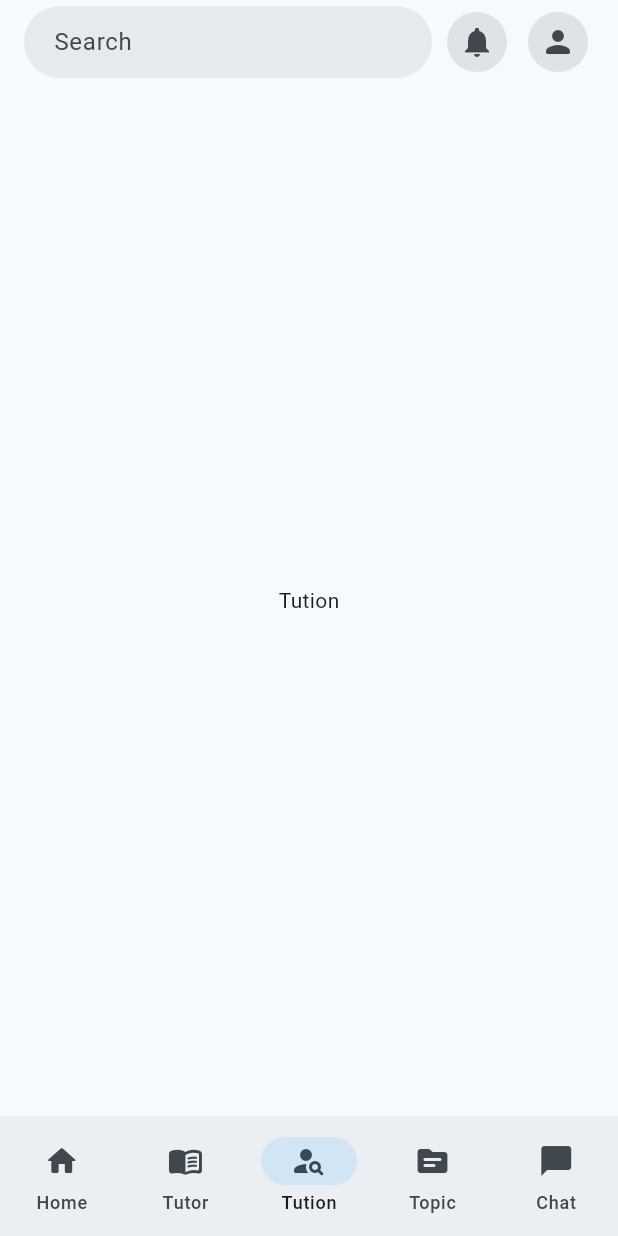
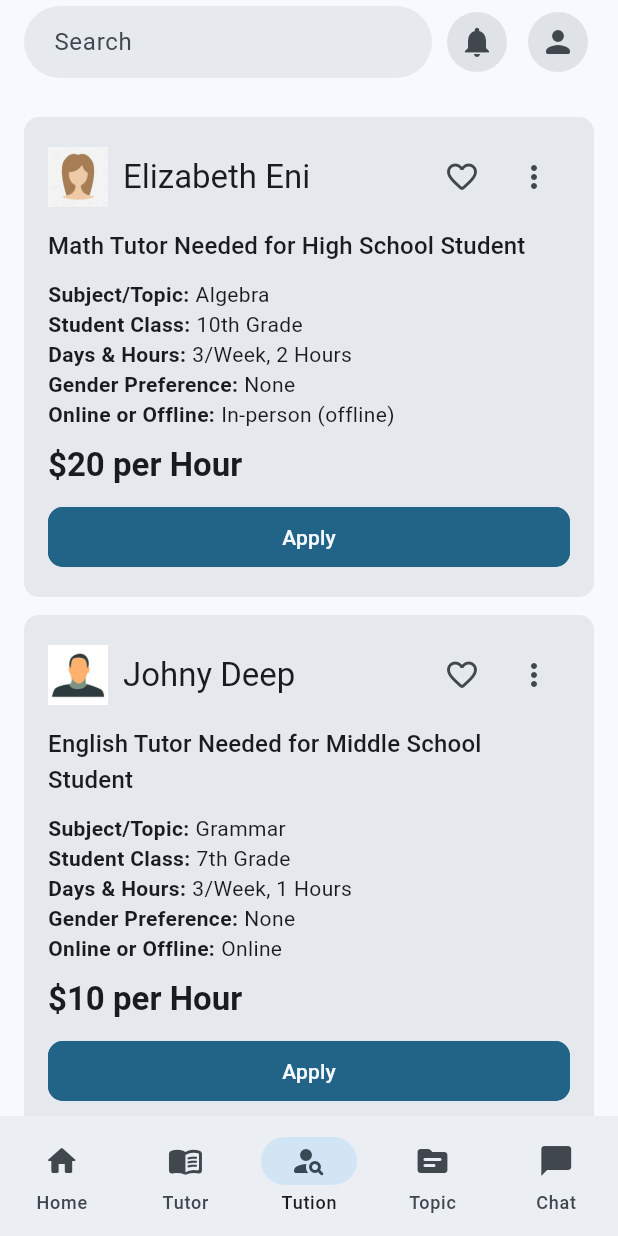
Before and after one commit to ShojolAhmed/tutor_app, a Flutter app: the screen it shows after launch, item 3 of the bottom bar chosen, on a phone screen of 412 x 824 dp. Run offline on Flutter 3.47's test engine with Material 3 defaults, Android fonts, the phone set to English and light mode, and no system bars.

Commit message:
feat: add all ui elements to tution screen

```diff
--- a/lib/screens/tution_screen.dart
+++ b/lib/screens/tution_screen.dart
@@ -1,10 +1,83 @@
 import 'package:flutter/material.dart';
+import 'package:tutor_app/widgets/tution/tution_card.dart';
 
 class TutionScreen extends StatelessWidget {
   const TutionScreen({super.key});
 
   @override
   Widget build(BuildContext context) {
-    return const Center(child: Text('Tution'));
+    return ListView(
+      padding: const EdgeInsets.all(16),
+      children: const [
+        TutionCard(
+          imageAddress: 'assets/images/person_2.jpeg',
+          name: 'Elizabeth Eni',
+          description: 'Math Tutor Needed for High School Student',
+          topic: 'Algebra',
+          grade: '10th Grade',
+          daysAndHours: '3/Week, 2 Hours',
+          genderPreference: 'None',
+          onlineOrOffline: 'In-person (offline)',
+          income: 20,
+        ),
+        TutionCard(
+          imageAddress: 'assets/images/person_3.jpeg',
+          name: 'Johny Deep',
+          description: 'English Tutor Needed for Middle School Student',
+          topic: 'Grammar',
+          grade: '7th Grade',
+          daysAndHours: '3/Week, 1 Hours',
+          genderPreference: 'None',
+          onlineOrOffline: 'Online',
+          income: 10,
+        ),
+        TutionCard(
+          imageAddress: 'assets/images/person_4.jpeg',
+          name: 'Shephard Rony',
+          description: 'Math Tutor Needed for High School Student',
+          topic: 'Trigonometry',
+          grade: '10th Grade',
+          daysAndHours: '3/Week, 2 Hours',
+          genderPreference: 'None',
+          onlineOrOffline: 'In-person (offline)',
+          income: 30,
+        ),
+        TutionCard(
+          imageAddress: 'assets/images/person_2.jpeg',
+          name: 'Marie Curie',
+          description: 'Math Tutor Needed for High School Student',
+          topic: 'Algebra',
+          grade: '10th Grade',
+          daysAndHours: '3/Week, 2 Hours',
+          genderPreference: 'None',
+          onlineOrOffline: 'In-person (offline)',
+          income: 20,
+        ),
+      ],
+    );
   }
 }
+
+class DetailsItem extends StatelessWidget {
+  const DetailsItem({
+    super.key,
+    required this.item,
+    required this.value,
+  });
+
+  final String item, value;
+
+  @override
+  Widget build(BuildContext context) {
+    return Row(
+      children: [
+        Text(
+          item,
+          style: const TextStyle(fontWeight: FontWeight.bold),
+        ),
+        const SizedBox(width: 4),
+        Text(value),
+      ],
+    );
+  }
+}
--- /dev/null
+++ b/lib/widgets/custom_card.dart
@@ -0,0 +1,22 @@
+import 'package:flutter/material.dart';
+
+class CustomCard extends StatelessWidget {
+  const CustomCard({super.key, required this.child});
+  final Widget child;
+
+  @override
+  Widget build(BuildContext context) {
+    final theme = Theme.of(context);
+    return Padding(
+      padding: const EdgeInsets.symmetric(vertical: 6),
+      child: Container(
+        padding: const EdgeInsets.all(16),
+        decoration: BoxDecoration(
+          color: theme.colorScheme.surfaceContainerHigh,
+          borderRadius: BorderRadius.circular(10),
+        ),
+        child: child,
+      ),
+    );
+  }
+}
--- /dev/null
+++ b/lib/widgets/tution/tution_card.dart
@@ -0,0 +1,130 @@
+import 'package:flutter/material.dart';
+import 'package:tutor_app/screens/tution_screen.dart';
+import 'package:tutor_app/widgets/custom_button.dart';
+import 'package:tutor_app/widgets/custom_card.dart';
+
+class TutionCard extends StatelessWidget {
+  const TutionCard({
+    super.key,
+    required this.name,
+    required this.description,
+    required this.topic,
+    required this.grade,
+    required this.daysAndHours,
+    required this.genderPreference,
+    required this.onlineOrOffline,
+    required this.income,
+    required this.imageAddress,
+  });
+
+  final String name,
+      description,
+      topic,
+      grade,
+      daysAndHours,
+      genderPreference,
+      onlineOrOffline,
+      imageAddress;
+  final int income;
+
+  @override
+  Widget build(BuildContext context) {
+    final theme = Theme.of(context);
+    final size = MediaQuery.of(context).size;
+    return CustomCard(
+      child: Column(
+        crossAxisAlignment: CrossAxisAlignment.start,
+        children: [
+          Row(
+            children: [
+              // Photo
+              Image.asset(
+                imageAddress,
+                height: 40,
+                width: 40,
+                fit: BoxFit.cover,
+              ),
+
+              const SizedBox(width: 10),
+
+              // Name
+              SizedBox(
+                width: size.width < 600 ? 160 : 450,
+                child: Text(
+                  maxLines: 1,
+                  overflow: TextOverflow.ellipsis,
+                  name,
+                  style: theme.textTheme.titleLarge,
+                ),
+              ),
+
+              const Spacer(),
+
+              Row(
+                children: [
+                  IconButton(
+                    onPressed: () {},
+                    icon: const Icon(Icons.favorite_border_rounded),
+                  ),
+                  IconButton(
+                    onPressed: () {},
+                    icon: const Icon(Icons.more_vert_rounded),
+                  ),
+                ],
+              ),
+            ],
+          ),
+
+          // Body
+          const SizedBox(height: 10),
+          Text(
+            description,
+            style: theme.textTheme.titleMedium,
+          ),
+
+          // Details
+          const SizedBox(height: 10),
+
+          DetailsItem(
+            item: 'Subject/Topic:',
+            value: topic,
+          ),
+          DetailsItem(
+            item: 'Student Class:',
+            value: grade,
+          ),
+          DetailsItem(
+            item: 'Days & Hours:',
+            value: daysAndHours,
+          ),
+          DetailsItem(
+            item: 'Gender Preference:',
+            value: genderPreference,
+          ),
+          DetailsItem(
+            item: 'Online or Offline:',
+            value: onlineOrOffline,
+          ),
+
+          // Income
+          const SizedBox(height: 10),
+
+          Text(
+            '\$${income.toString()} per Hour',
+            style: theme.textTheme.titleLarge?.copyWith(
+              fontWeight: FontWeight.bold,
+            ),
+          ),
+
+          // Button
+          const SizedBox(height: 10),
+
+          const SizedBox(
+            width: double.infinity,
+            child: CustomButton(label: 'Apply'),
+          ),
+        ],
+      ),
+    );
+  }
+}
```
